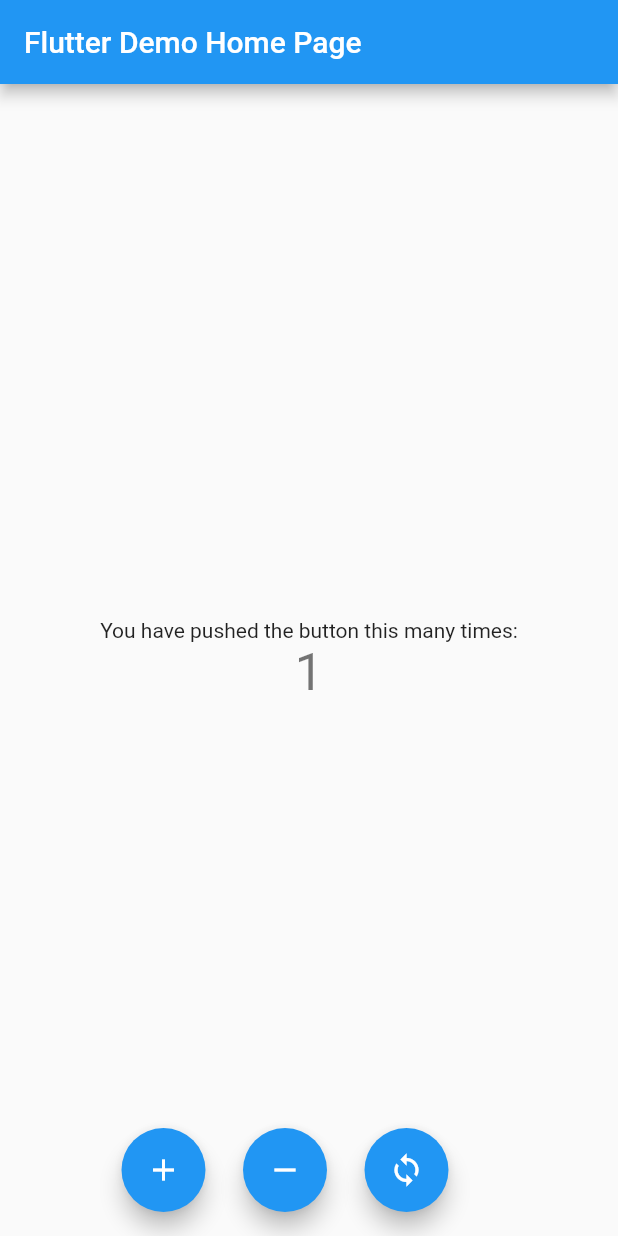
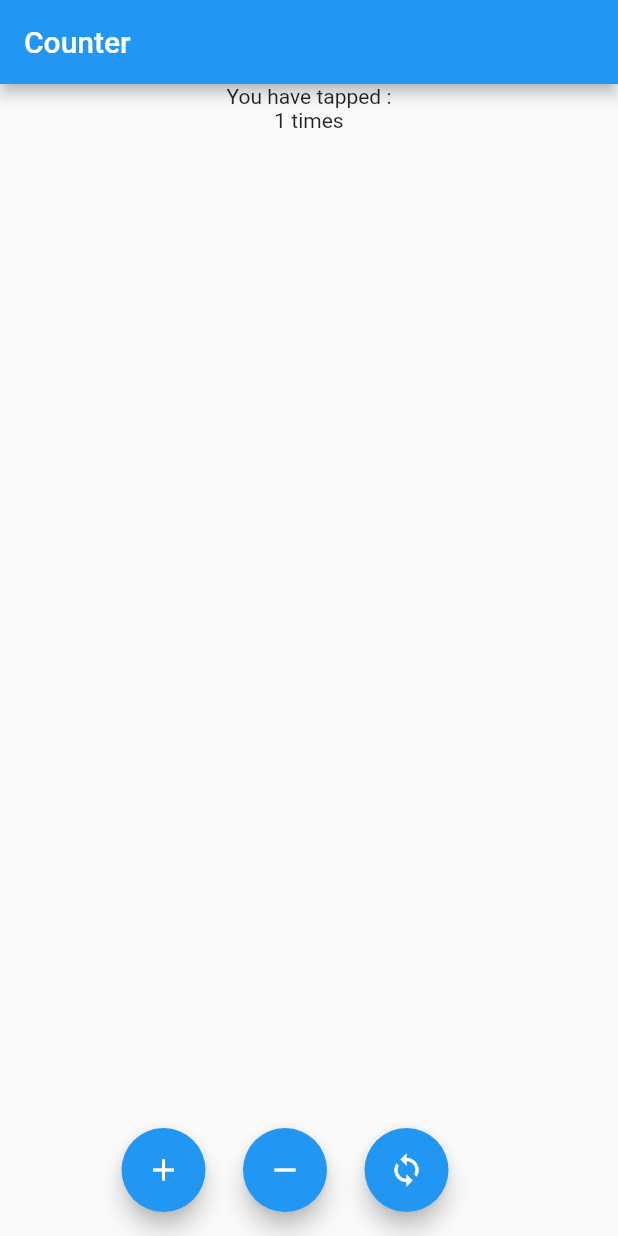
Before and after one commit to lionsnow05/counterbloc, a Flutter app: the screen it shows after launch, after a tap on the "add" icon, on a phone screen of 412 x 824 dp. Run offline on Flutter 3.47's test engine with Material 2 defaults, Android fonts, the phone set to English and light mode, and no system bars; our stand-ins replace flutter_bloc.

Commit message:
flutter bloc

```diff
--- a/lib/counter_bloc.dart
+++ b/lib/counter_bloc.dart
@@ -1,33 +1,9 @@
-import 'dart:async';
+import 'package:flutter_bloc/flutter_bloc.dart';
 
-enum CounterAction { increment, decrement, reset }
+class CounterBloc extends Cubit<int> {
+  CounterBloc() : super(0);
 
-class CounterBloc {
-  int counter = 0;
-
-  final _stateStreamController = StreamController<int>();
-
-  StreamSink<int> get counterSink => _stateStreamController.sink;
-  Stream<int> get counterStream => _stateStreamController.stream;
-
-  final _eventStreamController = StreamController<CounterAction>();
-
-  StreamSink<CounterAction> get eventSink => _eventStreamController.sink;
-  Stream<CounterAction> get eventStream => _eventStreamController.stream;
-
-  CounterBloc() {
-    counter = 0;
-
-    eventStream.listen((count) {
-      if (count == CounterAction.increment) {
-        counter++;
-      } else if (count == CounterAction.decrement) {
-        counter--;
-      } else {
-        counter = 0;
-      }
-
-      counterSink.add(counter);
-    });
-  }
+  void increment() => emit(state + 1);
+  void decrement() => emit(state - 1);
+  void reset() => emit(0);
 }
--- /dev/null
+++ b/lib/counter_page.dart
@@ -0,0 +1,52 @@
+import 'package:bloccounterapp/counter_bloc.dart';
+import 'package:flutter/material.dart';
+import 'package:flutter_bloc/flutter_bloc.dart';
+
+class CounterPage extends StatelessWidget {
+  const CounterPage({Key? key}) : super(key: key);
+
+  @override
+  Widget build(BuildContext context) {
+    print('-----Hello-----');
+    return Scaffold(
+      appBar: AppBar(
+        title: const Text('Counter'),
+      ),
+      body: BlocBuilder<CounterBloc, int>(
+          builder: (context, count) => Center(
+                child: Column(
+                  children: [
+                    const Text('You have tapped :'),
+                    Text('$count times')
+                  ],
+                ),
+              )),
+      floatingActionButton: Row(
+        mainAxisAlignment: MainAxisAlignment.center,
+        children: <Widget>[
+          FloatingActionButton(
+            onPressed: () => context.read<CounterBloc>().increment(),
+            tooltip: 'Increment',
+            child: const Icon(Icons.add),
+          ),
+          const SizedBox(
+            width: 25,
+          ),
+          FloatingActionButton(
+            onPressed: () => context.read<CounterBloc>().decrement(),
+            tooltip: 'Decrement',
+            child: const Icon(Icons.remove),
+          ),
+          const SizedBox(
+            width: 25,
+          ),
+          FloatingActionButton(
+            onPressed: () => context.read<CounterBloc>().reset(),
+            tooltip: 'Reset',
+            child: const Icon(Icons.loop),
+          ),
+        ],
+      ),
+    );
+  }
+}
--- a/lib/main.dart
+++ b/lib/main.dart
@@ -1,5 +1,7 @@
 import 'package:bloccounterapp/counter_bloc.dart';
+import 'package:bloccounterapp/counter_page.dart';
 import 'package:flutter/material.dart';
+import 'package:flutter_bloc/flutter_bloc.dart';
 
 void main() {
   runApp(const MyApp());
@@ -15,81 +17,9 @@ class MyApp extends StatelessWidget {
       theme: ThemeData(
         primarySwatch: Colors.blue,
       ),
-      home: const MyHomePage(title: 'Flutter Demo Home Page'),
-    );
-  }
-}
-
-class MyHomePage extends StatefulWidget {
-  const MyHomePage({Key? key, required this.title}) : super(key: key);
-
-  final String title;
-
-  @override
-  State<MyHomePage> createState() => _MyHomePageState();
-}
-
-class _MyHomePageState extends State<MyHomePage> {
-  final counterBloc = CounterBloc();
-
-  @override
-  Widget build(BuildContext context) {
-    print('Hello');
-    return Scaffold(
-      appBar: AppBar(
-        title: Text(widget.title),
-      ),
-      body: Center(
-        child: Column(
-          mainAxisAlignment: MainAxisAlignment.center,
-          children: <Widget>[
-            const Text(
-              'You have pushed the button this many times:',
-            ),
-            StreamBuilder(
-              stream: counterBloc.counterStream,
-              initialData: 0,
-              builder: (context, snapshot) {
-                return Text(
-                  '${snapshot.data}',
-                  style: Theme.of(context).textTheme.headline4,
-                );
-              },
-            ),
-          ],
-        ),
-      ),
-      floatingActionButton: Row(
-        mainAxisAlignment: MainAxisAlignment.center,
-        children: [
-          FloatingActionButton(
-            onPressed: () {
-              counterBloc.eventSink.add(CounterAction.increment);
-            },
-            tooltip: 'Increment',
-            child: const Icon(Icons.add),
-          ),
-          const SizedBox(
-            width: 25,
-          ),
-          FloatingActionButton(
-            onPressed: () {
-              counterBloc.eventSink.add(CounterAction.decrement);
-            },
-            tooltip: 'Decrement',
-            child: const Icon(Icons.remove),
-          ),
-          const SizedBox(
-            width: 25,
-          ),
-          FloatingActionButton(
-            onPressed: () {
-              counterBloc.eventSink.add(CounterAction.reset);
-            },
-            tooltip: 'Reset',
-            child: const Icon(Icons.loop),
-          ),
-        ],
+      home: BlocProvider(
+        create: (_) => CounterBloc(),
+        child: const CounterPage(),
       ),
     );
   }
--- a/pubspec.yaml
+++ b/pubspec.yaml
@@ -3,7 +3,7 @@ description: A new Flutter project.
 
 # The following line prevents the package from being accidentally published to
 # pub.dev using `flutter pub publish`. This is preferred for private packages.
-publish_to: 'none' # Remove this line if you wish to publish to pub.dev
+publish_to: "none" # Remove this line if you wish to publish to pub.dev
 
 # The following defines the version and build number for your application.
 # A version number is three numbers separated by dots, like 1.2.43
@@ -30,10 +30,10 @@ dependencies:
   flutter:
     sdk: flutter
 
-
   # The following adds the Cupertino Icons font to your application.
   # Use with the CupertinoIcons class for iOS style icons.
   cupertino_icons: ^1.0.2
+  flutter_bloc: ^7.3.1
 
 dev_dependencies:
   flutter_test:
@@ -51,7 +51,6 @@ dev_dependencies:
 
 # The following section is specific to Flutter.
 flutter:
-
   # The following line ensures that the Material Icons font is
   # included with your application, so that you can use the icons in
   # the material Icons class.
```
Also changed, not shown: pubspec.lock.
